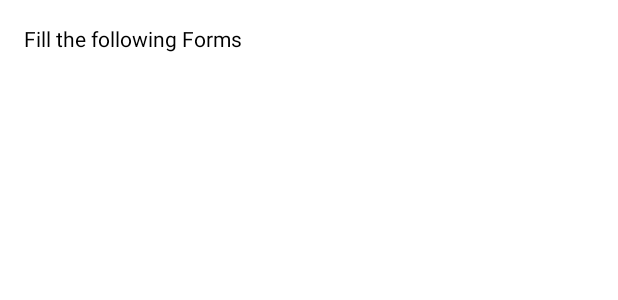
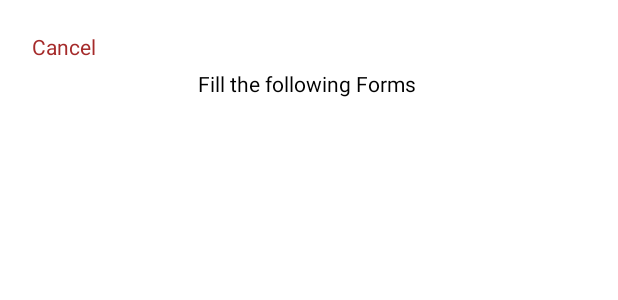
Before and after one commit to JamperCin/FormsCreator, an Android app: the layout repeat_frame_layout.xml on its own in the app's theme, with its tools: preview values and no code run, on a phone screen of 412 x 824 dp. Shown: the top 300 px of the screen. Run offline under Robolectric (Android 15) with nearby library versions, the phone set to English and light mode, and no system bars.

Commit message:
Resolved the repeatition ission

```diff
--- a/app/src/main/assets/forms.json
+++ b/app/src/main/assets/forms.json
@@ -209,7 +209,7 @@
 					"type":"pagingButtons",
 					"repeatBlock" : {
 						"repeatField" : "A_05",
-						"repeatValueFrom" : "A15ii",
+						"repeatValueFrom" : ["A15ii", "A15i"],
 						"repeatHeader" : "Please fill in the following details"
 					}
 				}
--- a/formscreatorlib/src/main/java/com/kode/formscreatorlib/Model/RepeatBlock.java
+++ b/formscreatorlib/src/main/java/com/kode/formscreatorlib/Model/RepeatBlock.java
@@ -1,15 +1,17 @@
 package com.kode.formscreatorlib.Model;
+
+import java.util.ArrayList;
 
 public class RepeatBlock {
     private String repeatField;
-    private String repeatValueFrom;
+    private ArrayList<String> repeatValueFrom = new ArrayList<>();
     private String repeatHeader;
 
     public String getRepeatField() {
         return repeatField;
     }
 
-    public String getRepeatValueFrom() {
+    public ArrayList<String> getRepeatValueFrom() {
         return repeatValueFrom;
     }
 
--- a/formscreatorlib/src/main/java/com/kode/formscreatorlib/Utils/FormsUtils.java
+++ b/formscreatorlib/src/main/java/com/kode/formscreatorlib/Utils/FormsUtils.java
@@ -263,9 +263,9 @@ public class FormsUtils {
             if (value != null) {
                 return Integer.parseInt(value);
             } else
-                return -1;
+                return 0;
         } catch (Exception e) {
-            return -1;
+            return 0;
         }
     }
 
--- a/formscreatorlib/src/main/res/layout/repeat_frame_layout.xml
+++ b/formscreatorlib/src/main/res/layout/repeat_frame_layout.xml
@@ -8,6 +8,17 @@
 
 
     <TextView
+        android:id="@+id/cancelBtn_x"
+        android:padding="5dp"
+        android:text="Cancel"
+        android:textColor="@color/red_brown"
+        android:layout_width="wrap_content"
+        android:layout_height="wrap_content" />
+
+
+    <TextView
+        android:gravity="center_horizontal"
+        android:layout_gravity="center_horizontal"
         android:id="@+id/headerTitle_x"
         android:text="Fill the following Forms "
         android:textColor="@color/black"
```
Also changed, not shown: formscreatorlib/src/main/java/com/kode/formscreatorlib/Engine/GotoIfEngine.java (+13 -4 lines), formscreatorlib/src/main/java/com/kode/formscreatorlib/UI/RepeatFrame.java (+25 -13 lines).
